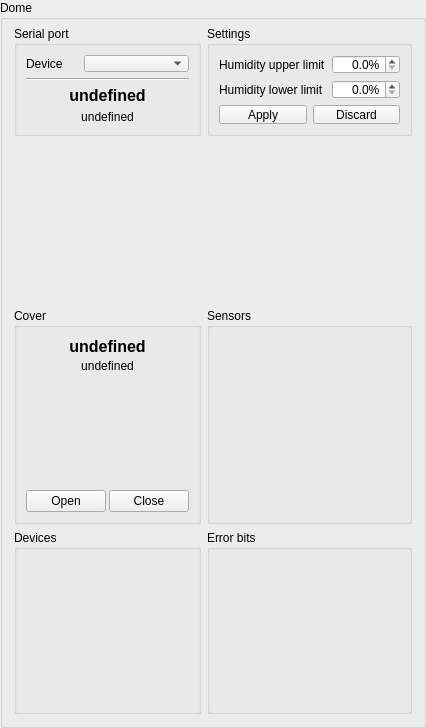
Above: widgets/qdome.ui from AMOS-uniba/amos-client before the change. Below: the same form after it.
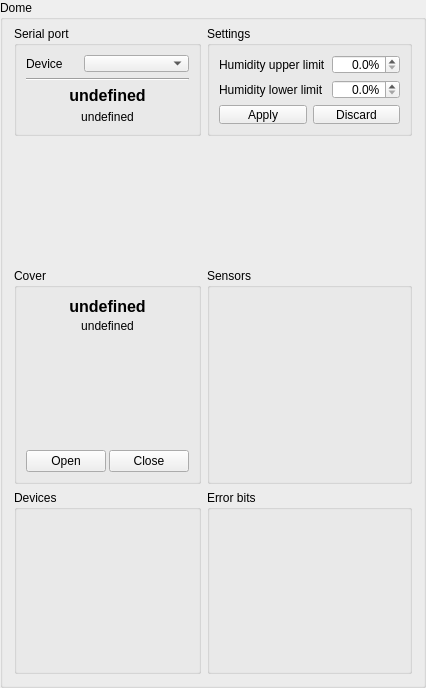
That is the form after the change. Custom widgets are drawn as their Qt base class.

The edit to the form file:
```diff
--- a/widgets/qdome.ui
+++ b/widgets/qdome.ui
@@ -7,7 +7,7 @@
     <x>0</x>
     <y>0</y>
     <width>383</width>
-    <height>712</height>
+    <height>672</height>
    </rect>
   </property>
   <property name="windowTitle">
@@ -89,7 +89,7 @@
      <property name="minimumSize">
       <size>
        <width>0</width>
-       <height>160</height>
+       <height>120</height>
       </size>
      </property>
      <property name="maximumSize">
```
